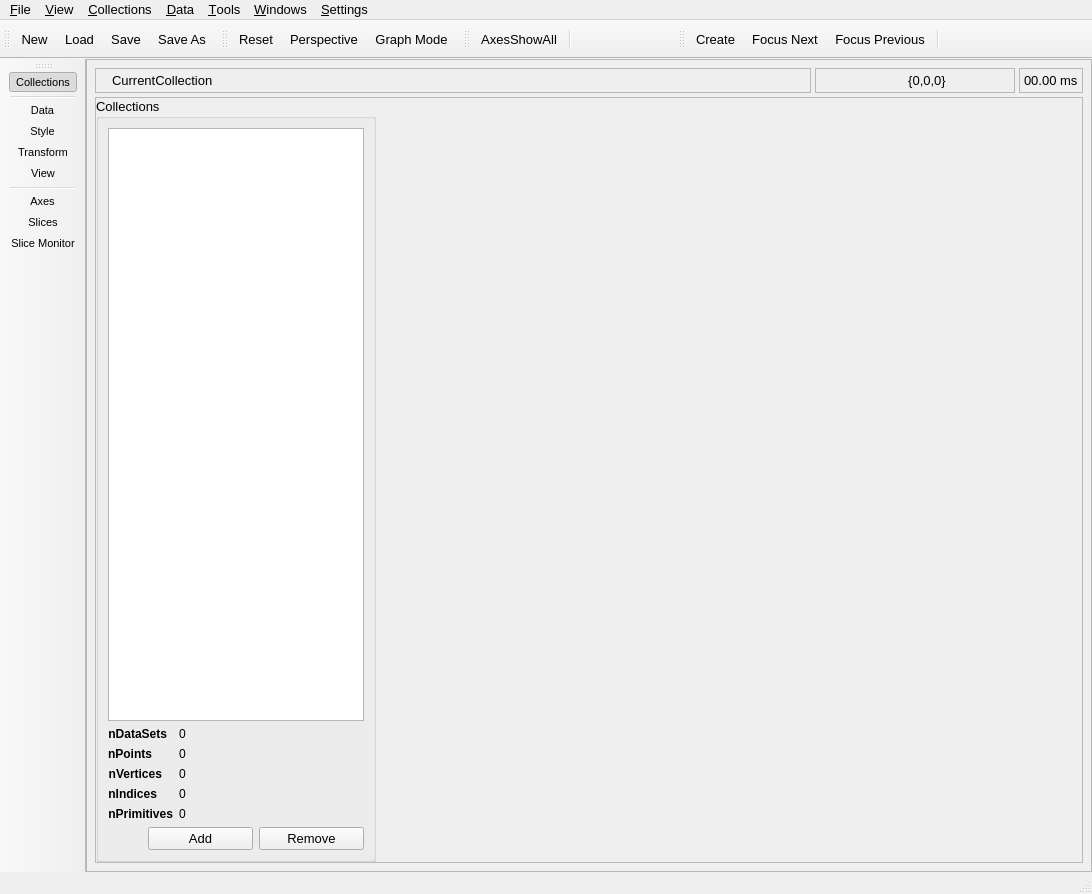
Old version of the form src/gui/uchroma.ui in the repository trisyoungs/uchroma.
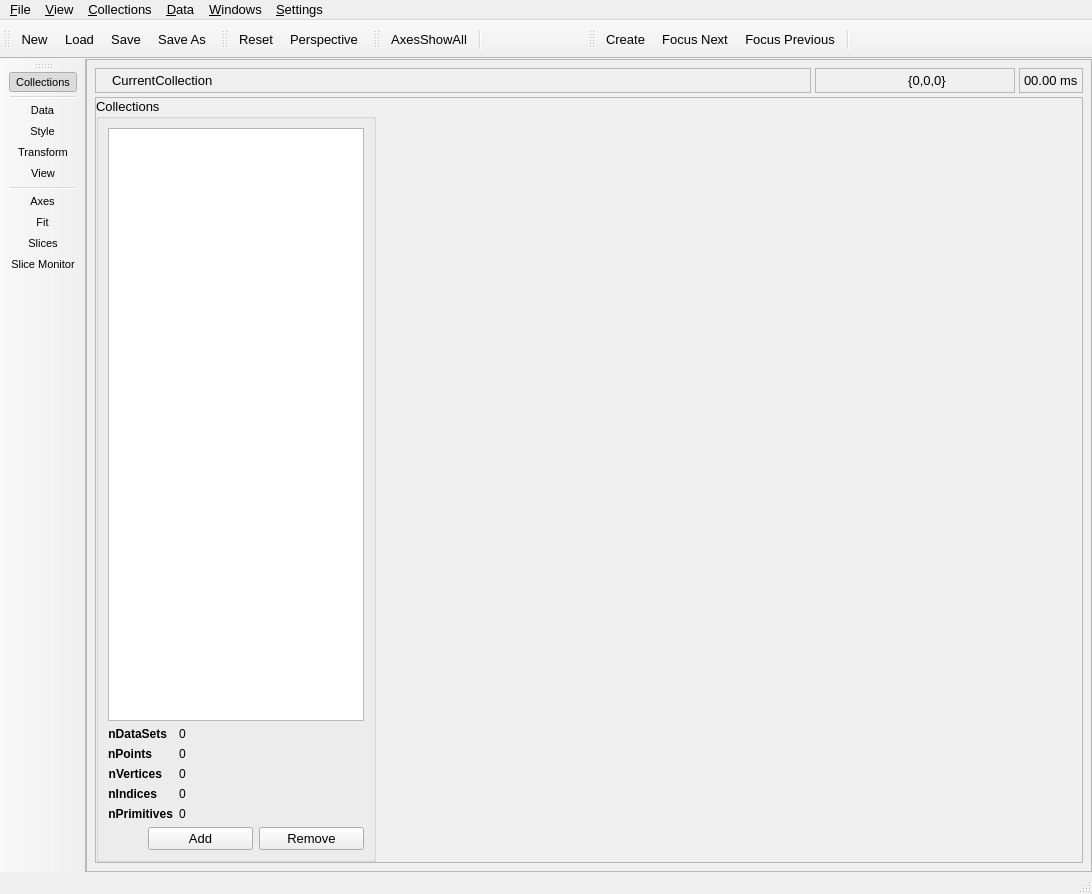
New version of the form. Icons and pictures are not drawn. Custom widgets are drawn as their Qt base class.

Commit message: Fixed - Export image was not working (menu item was dead). Removed unused 'Graph Mode' action. Made FitDialog non-modal. Renamed FitDialog to FitWindow, added to windows bar, and converted from QDialog to QWidget in line with other subwindows. Connected some missing signals between subwindows and main window for window close events. Fixed - Slice monitoring was broken (slice extraction still is).

```diff
--- a/src/gui/uchroma.ui
+++ b/src/gui/uchroma.ui
@@ -626,7 +626,6 @@
     <property name="title">
      <string>&amp;View</string>
     </property>
-    <addaction name="actionViewGraphMode"/>
     <addaction name="actionViewPerspective"/>
     <addaction name="separator"/>
     <addaction name="actionViewReset"/>
@@ -637,12 +636,6 @@
     </property>
     <addaction name="actionSettingsChooseFont"/>
    </widget>
-   <widget class="QMenu" name="menuTools">
-    <property name="title">
-     <string>&amp;Tools</string>
-    </property>
-    <addaction name="actionToolsFitWindow"/>
-   </widget>
    <widget class="QMenu" name="menuWindows">
     <property name="title">
      <string>&amp;Windows</string>
@@ -655,8 +648,9 @@
     <addaction name="actionWindowsView"/>
     <addaction name="separator"/>
     <addaction name="actionWindowsAxes"/>
-    <addaction name="actionWindowsSliceMonitor"/>
+    <addaction name="actionWindowsFit"/>
     <addaction name="actionWindowSlices"/>
+    <addaction name="actionWindowsSliceMonitor"/>
    </widget>
    <widget class="QMenu" name="menuCollections">
     <property name="title">
@@ -681,7 +675,6 @@
    <addaction name="menuView"/>
    <addaction name="menuCollections"/>
    <addaction name="menuData"/>
-   <addaction name="menuTools"/>
    <addaction name="menuWindows"/>
    <addaction name="menuSettings"/>
   </widget>
@@ -739,6 +732,7 @@
    <addaction name="actionWindowsView"/>
    <addaction name="separator"/>
    <addaction name="actionWindowsAxes"/>
+   <addaction name="actionWindowsFit"/>
    <addaction name="actionWindowSlices"/>
    <addaction name="actionWindowsSliceMonitor"/>
   </widget>
@@ -760,7 +754,6 @@
    </attribute>
    <addaction name="actionViewReset"/>
    <addaction name="actionViewPerspective"/>
-   <addaction name="actionViewGraphMode"/>
   </widget>
   <widget class="QToolBar" name="AxesToolbar">
    <property name="windowTitle">
@@ -923,12 +916,12 @@
     <string>Ctrl+M</string>
    </property>
   </action>
-  <action name="actionToolsFitWindow">
+  <action name="actionWindowsFit">
    <property name="checkable">
     <bool>true</bool>
    </property>
    <property name="text">
-    <string>&amp;Fit Window</string>
+    <string>Fit</string>
    </property>
    <property name="shortcut">
     <string>Ctrl+F</string>
@@ -1125,17 +1118,6 @@
     <string>Reload datasets from their associated files</string>
    </property>
   </action>
-  <action name="actionViewGraphMode">
-   <property name="checkable">
-    <bool>true</bool>
-   </property>
-   <property name="text">
-    <string>Graph Mode</string>
-   </property>
-   <property name="toolTip">
-    <string>Toggle between standard (3D) and graphing (2D) modes</string>
-   </property>
-  </action>
   <action name="actionAxesInteractX">
    <property name="checkable">
     <bool>true</bool>
```
The commit also changes 17 other files.
